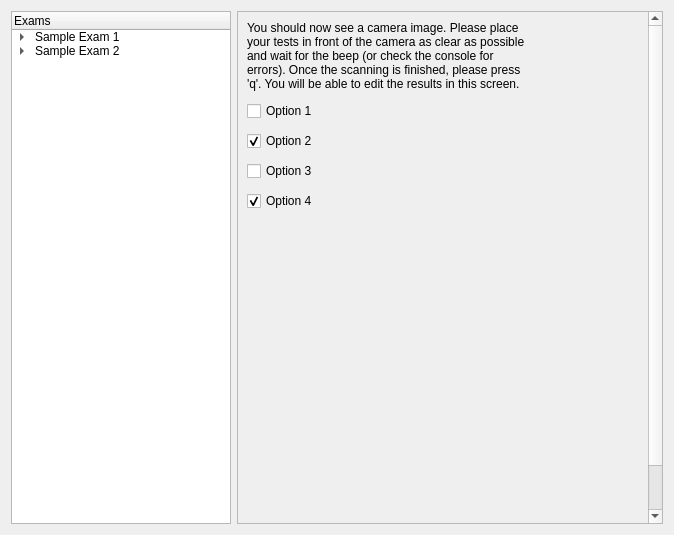
matcom/autoexam, file qtui/ui/page3_scan.ui: the form before one commit.
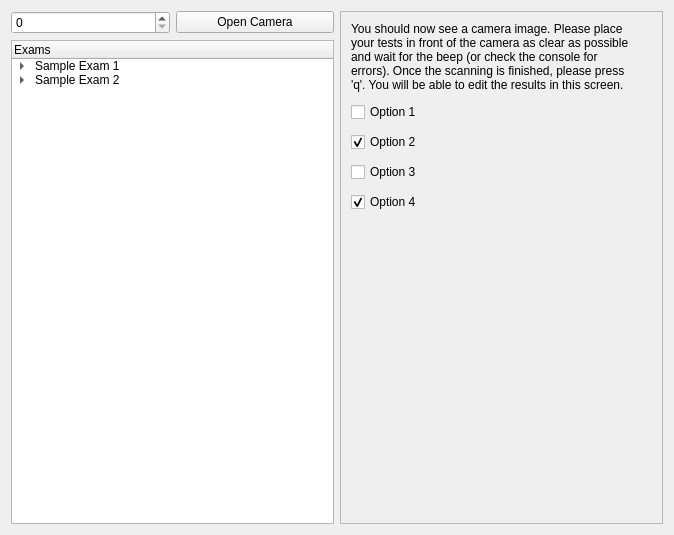
The form after the commit.

Commit message:
Place the camera index spin in the scan screen
It was placed in the generate page before. Very wrong.

Patch:
```diff
--- a/qtui/ui/page3_scan.ui
+++ b/qtui/ui/page3_scan.ui
@@ -13,8 +13,30 @@
   <property name="windowTitle">
    <string>WizardPage</string>
   </property>
-  <layout class="QGridLayout" name="gridLayout">
-   <item row="0" column="0">
+  <layout class="QVBoxLayout" name="verticalLayout_2">
+   <item>
+    <layout class="QHBoxLayout" name="horizontalLayout_2">
+     <item>
+      <layout class="QVBoxLayout" name="verticalLayout">
+       <item>
+        <layout class="QHBoxLayout" name="horizontalLayout">
+         <item>
+          <widget class="QSpinBox" name="cameraIndexSpin">
+           <property name="maximum">
+            <number>2</number>
+           </property>
+          </widget>
+         </item>
+         <item>
+          <widget class="QPushButton" name="openCameraButton">
+           <property name="text">
+            <string>Open Camera</string>
+           </property>
+          </widget>
+         </item>
+        </layout>
+       </item>
+       <item>
     <widget class="QTreeWidget" name="treeWidget">
      <property name="iconSize">
       <size>
@@ -77,7 +99,9 @@
      </item>
     </widget>
    </item>
-   <item row="0" column="1">
+      </layout>
+     </item>
+     <item>
     <widget class="QScrollArea" name="scrollArea">
      <property name="sizePolicy">
       <sizepolicy hsizetype="Expanding" vsizetype="Expanding">
@@ -93,16 +117,30 @@
        <rect>
         <x>0</x>
         <y>0</y>
-        <width>402</width>
-        <height>605</height>
-       </rect>
-      </property>
-      <layout class="QGridLayout" name="gridLayout_2">
-       <item row="0" column="0">
+          <width>355</width>
+          <height>443</height>
+         </rect>
+        </property>
+        <widget class="QWidget" name="">
+         <property name="geometry">
+          <rect>
+           <x>0</x>
+           <y>0</y>
+           <width>571</width>
+           <height>277</height>
+          </rect>
+         </property>
+         <layout class="QHBoxLayout" name="horizontalLayout_3">
+          <item>
+           <layout class="QVBoxLayout" name="verticalLayout_3">
+            <item>
         <layout class="QVBoxLayout" name="questionDataLayout">
          <property name="spacing">
           <number>10</number>
          </property>
+              <property name="margin">
+               <number>10</number>
+              </property>
          <item>
           <widget class="QLabel" name="label_2">
            <property name="sizePolicy">
@@ -120,6 +158,12 @@
            <property name="wordWrap">
             <bool>true</bool>
            </property>
+                <property name="margin">
+                 <number>0</number>
+                </property>
+                <property name="indent">
+                 <number>0</number>
+                </property>
           </widget>
          </item>
          <item>
@@ -158,7 +202,7 @@
          </item>
         </layout>
        </item>
-       <item row="1" column="0">
+            <item>
         <spacer name="verticalSpacer">
          <property name="orientation">
           <enum>Qt::Vertical</enum>
@@ -166,19 +210,21 @@
          <property name="sizeHint" stdset="0">
           <size>
            <width>20</width>
-           <height>354</height>
+                <height>40</height>
           </size>
          </property>
         </spacer>
        </item>
-       <item row="0" column="1">
+           </layout>
+          </item>
+          <item>
         <spacer name="horizontalSpacer">
          <property name="orientation">
           <enum>Qt::Horizontal</enum>
          </property>
          <property name="sizeHint" stdset="0">
           <size>
-           <width>163</width>
+              <width>40</width>
            <height>20</height>
           </size>
          </property>
@@ -187,6 +233,9 @@
       </layout>
      </widget>
     </widget>
+      </widget>
+     </item>
+    </layout>
    </item>
   </layout>
  </widget>
```
Lines whose indentation alone changed are shown as unchanged. The commit also changes 3 other files.
